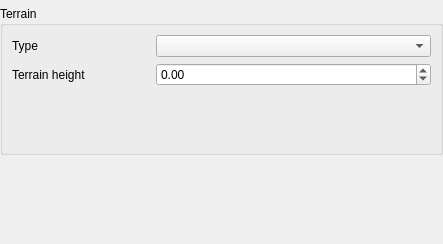
First picture: the form in src/ui/qgsprojectelevationsettingswidgetbase.ui, repository qgis/QGIS, before the edit.
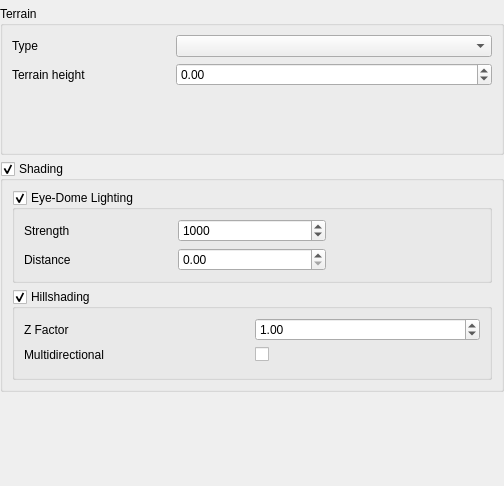
Second picture: the form after the edit. Custom widgets are drawn as their Qt base class.

```diff
--- a/src/ui/qgsprojectelevationsettingswidgetbase.ui
+++ b/src/ui/qgsprojectelevationsettingswidgetbase.ui
@@ -6,14 +6,14 @@
    <rect>
     <x>0</x>
     <y>0</y>
-    <width>443</width>
-    <height>244</height>
+    <width>504</width>
+    <height>486</height>
    </rect>
   </property>
   <property name="windowTitle">
    <string>Project Elevation Settings</string>
   </property>
-  <layout class="QVBoxLayout" name="verticalLayout" stretch="0,0,1">
+  <layout class="QVBoxLayout" name="verticalLayout" stretch="0,0,0,1">
    <property name="leftMargin">
     <number>0</number>
    </property>
@@ -215,6 +215,122 @@
      </layout>
     </widget>
    </item>
+   <item>
+    <widget class="QgsCollapsibleGroupBox" name="mShadingGroupBox">
+     <property name="title">
+      <string>Shading</string>
+     </property>
+     <property name="checkable">
+      <bool>true</bool>
+     </property>
+     <layout class="QVBoxLayout" name="verticalLayout_2">
+      <item>
+       <widget class="QgsCollapsibleGroupBox" name="mEdlGroupBox">
+        <property name="title">
+         <string>Eye-Dome Lighting</string>
+        </property>
+        <property name="checkable">
+         <bool>true</bool>
+        </property>
+        <layout class="QGridLayout" name="gridLayout_5">
+         <item row="0" column="1">
+          <widget class="QgsDoubleSpinBox" name="mEdlStrengthSpinBox">
+           <property name="toolTip">
+            <string>Adjusts how strong the added shading will be. Greater values mean stronger effect.</string>
+           </property>
+           <property name="decimals">
+            <number>0</number>
+           </property>
+           <property name="maximum">
+            <double>999999999999.000000000000000</double>
+           </property>
+           <property name="singleStep">
+            <double>100.000000000000000</double>
+           </property>
+           <property name="value">
+            <double>1000.000000000000000</double>
+           </property>
+          </widget>
+         </item>
+         <item row="1" column="1">
+          <widget class="QgsDoubleSpinBox" name="mEdlDistanceSpinBox">
+           <property name="toolTip">
+            <string>Distance away from the original pixel to sample neighbors.</string>
+           </property>
+          </widget>
+         </item>
+         <item row="1" column="0">
+          <widget class="QLabel" name="label_2">
+           <property name="text">
+            <string>Distance</string>
+           </property>
+          </widget>
+         </item>
+         <item row="0" column="0">
+          <widget class="QLabel" name="label">
+           <property name="text">
+            <string>Strength</string>
+           </property>
+          </widget>
+         </item>
+         <item row="1" column="2">
+          <widget class="QgsUnitSelectionWidget" name="mEdlDistanceUnit" native="true"/>
+         </item>
+        </layout>
+       </widget>
+      </item>
+      <item>
+       <widget class="QgsCollapsibleGroupBox" name="mHillshadingGroupBox">
+        <property name="title">
+         <string>Hillshading</string>
+        </property>
+        <property name="checkable">
+         <bool>true</bool>
+        </property>
+        <layout class="QGridLayout" name="gridLayout_6">
+         <item row="0" column="0">
+          <widget class="QLabel" name="mHillshadingZFactorLabel">
+           <property name="text">
+            <string>Z Factor</string>
+           </property>
+          </widget>
+         </item>
+         <item row="1" column="0">
+          <widget class="QLabel" name="mHillshadingMultidirLabel">
+           <property name="text">
+            <string>Multidirectional</string>
+           </property>
+          </widget>
+         </item>
+         <item row="0" column="1">
+          <widget class="QDoubleSpinBox" name="mHillshadingZFactorSpinBox">
+           <property name="maximum">
+            <double>9999999999999999455752309870428160.000000000000000</double>
+           </property>
+           <property name="value">
+            <double>1.000000000000000</double>
+           </property>
+          </widget>
+         </item>
+         <item row="1" column="1">
+          <widget class="QCheckBox" name="mHillshadingMultidirCheckBox">
+           <property name="text">
+            <string/>
+           </property>
+           <property name="tristate">
+            <bool>false</bool>
+           </property>
+          </widget>
+         </item>
+         <item row="2" column="0">
+          <widget class="QgsDirectionalLightWidget" name="mDirectionalLightWidget" native="true"/>
+         </item>
+        </layout>
+       </widget>
+      </item>
+     </layout>
+    </widget>
+   </item>
    <item>
     <spacer name="verticalSpacer">
      <property name="orientation">
@@ -247,6 +363,24 @@
    <header>qgsmessagebar.h</header>
    <container>1</container>
   </customwidget>
+  <customwidget>
+   <class>QgsDirectionalLightWidget</class>
+   <extends>QWidget</extends>
+   <header>qgsdirectionallightwidget.h</header>
+   <container>1</container>
+  </customwidget>
+  <customwidget>
+   <class>QgsCollapsibleGroupBox</class>
+   <extends>QGroupBox</extends>
+   <header>qgscollapsiblegroupbox.h</header>
+   <container>1</container>
+  </customwidget>
+  <customwidget>
+   <class>QgsUnitSelectionWidget</class>
+   <extends>QWidget</extends>
+   <header>qgsunitselectionwidget.h</header>
+   <container>1</container>
+  </customwidget>
  </customwidgets>
  <resources/>
  <connections/>
```
